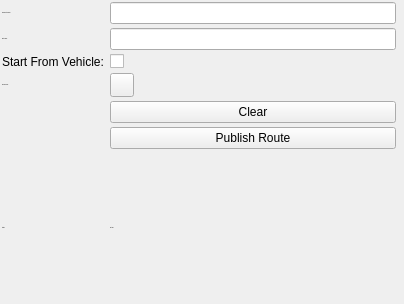
Old version of the form mapviz_plugins/ui/plan_route_config.ui in the repository ros2-gbp/mapviz-release.
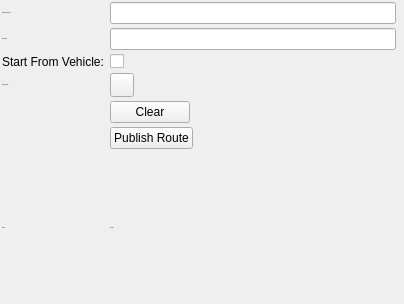
New version of the form. Custom widgets are drawn as their Qt base class.

What changed in the file:
```diff
--- a/mapviz_plugins/ui/plan_route_config.ui
+++ b/mapviz_plugins/ui/plan_route_config.ui
@@ -107,6 +107,12 @@
    </item>
    <item row="10" column="2">
     <widget class="QPushButton" name="publish">
+     <property name="sizePolicy">
+      <sizepolicy hsizetype="Fixed" vsizetype="Fixed">
+       <horstretch>0</horstretch>
+       <verstretch>0</verstretch>
+      </sizepolicy>
+     </property>
      <property name="text">
       <string>Publish Route</string>
      </property>
@@ -152,6 +158,12 @@
    </item>
    <item row="7" column="2">
     <widget class="QPushButton" name="clear">
+     <property name="sizePolicy">
+      <sizepolicy hsizetype="Fixed" vsizetype="Fixed">
+       <horstretch>0</horstretch>
+       <verstretch>0</verstretch>
+      </sizepolicy>
+     </property>
      <property name="text">
       <string>Clear</string>
      </property>
```
